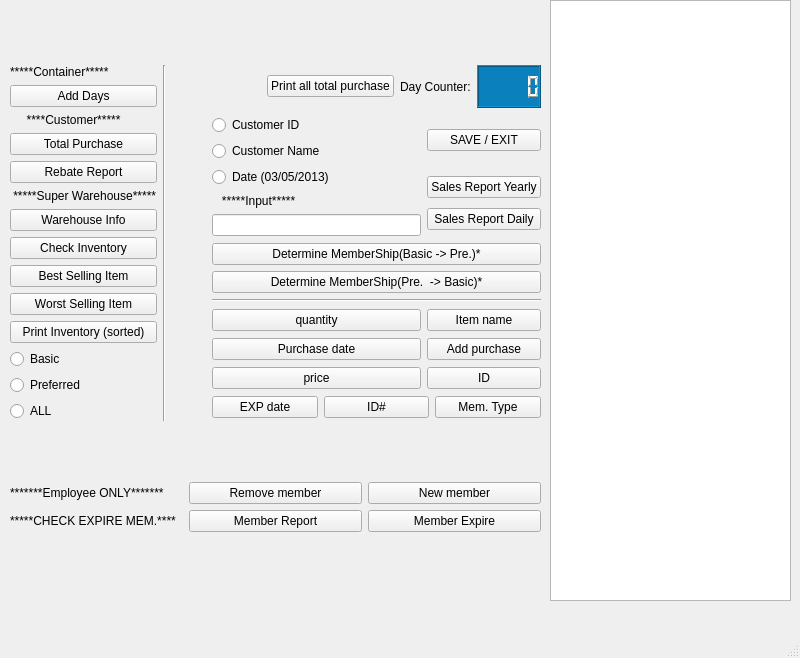
mcchicken360/Project_1, file mainwindow.ui: the form before one commit.
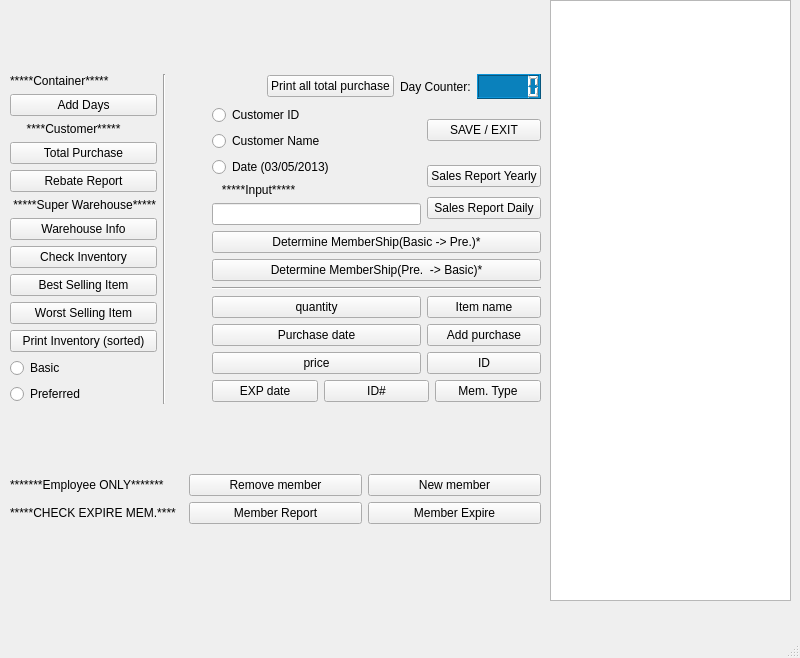
The form after the commit.

```diff
--- a/mainwindow.ui
+++ b/mainwindow.ui
@@ -366,13 +366,6 @@
            </property>
           </widget>
          </item>
-         <item>
-          <widget class="QRadioButton" name="radioButton_5">
-           <property name="text">
-            <string>ALL</string>
-           </property>
-          </widget>
-         </item>
         </layout>
        </item>
        <item row="0" column="5">
```
